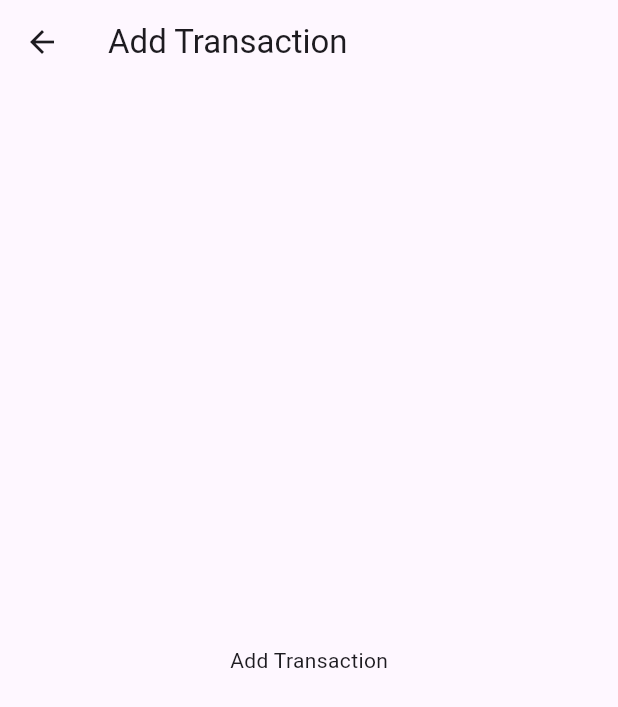
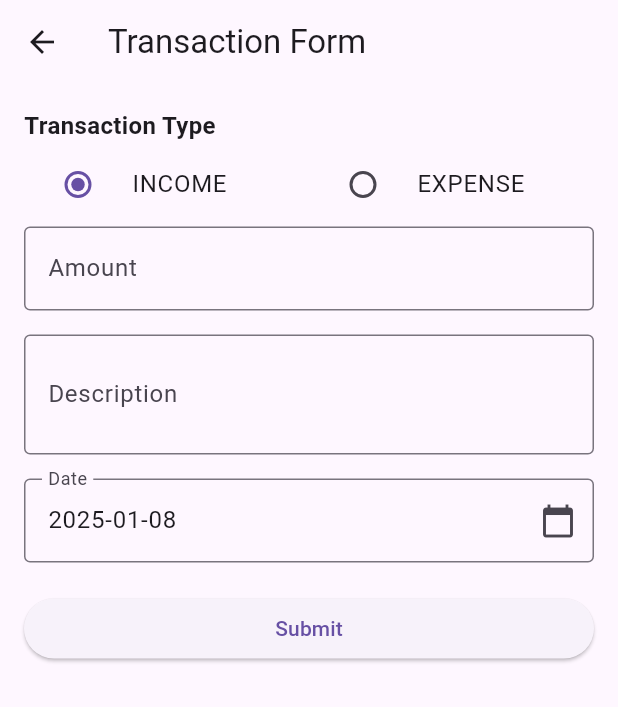
Before and after one commit to vprabhu1771/flutter_daily_income_expense_tracker, a Flutter app: the TransactionFormScreen screen opened directly, on a phone screen of 412 x 824 dp. Shown: the top 707 px of the screen. Run offline on Flutter 3.47's test engine with Material 3 defaults, Android fonts, the phone set to English and light mode, and no system bars; network calls fail.

Commit message:
Add Transaction UI added

```diff
--- a/lib/screens/TransactionFormScreen.dart
+++ b/lib/screens/TransactionFormScreen.dart
@@ -1,4 +1,5 @@
 import 'package:flutter/material.dart';
+import 'package:intl/intl.dart';
 
 class TransactionFormScreen extends StatefulWidget {
 
@@ -11,14 +12,142 @@ class TransactionFormScreen extends StatefulWidget {
 }
 
 class _TransactionFormScreenState extends State<TransactionFormScreen> {
+
+  final _formKey = GlobalKey<FormState>();
+  String _transactionType = 'INCOME';
+  String _description = '';
+  double? _amount;
+  DateTime _selectedDate = DateTime.now();
+
+  void _submitForm() {
+    if (_formKey.currentState!.validate()) {
+      _formKey.currentState!.save();
+      // Handle submission logic here
+      print('Transaction Type: $_transactionType');
+      print('Amount: $_amount');
+      print('Description: $_description');
+      print('Date: ${DateFormat('yyyy-MM-dd').format(_selectedDate)}');
+
+      // Reset form or navigate
+
+    }
+  }
+
+  void _pickDate() async {
+    final pickedDate = await showDatePicker(
+      context: context,
+      initialDate: _selectedDate,
+      firstDate: DateTime(2000),
+      lastDate: DateTime(2100),
+    );
+    if (pickedDate != null && pickedDate != _selectedDate) {
+      setState(() {
+        _selectedDate = pickedDate;
+      });
+    }
+  }
+
   @override
   Widget build(BuildContext context) {
     return Scaffold(
       appBar: AppBar(
-        title: Text(widget.title),
+        title: Text('Transaction Form'),
       ),
-      body: Center(
-        child: Text(widget.title),
+      body: Padding(
+        padding: const EdgeInsets.all(16.0),
+        child: Form(
+          key: _formKey,
+          child: ListView(
+            children: [
+              Text(
+                'Transaction Type',
+                style: TextStyle(fontSize: 16, fontWeight: FontWeight.bold),
+              ),
+              Row(
+                children: [
+                  Expanded(
+                    child: RadioListTile(
+                      title: Text('INCOME'),
+                      value: 'INCOME',
+                      groupValue: _transactionType,
+                      onChanged: (value) {
+                        setState(() {
+                          _transactionType = value!;
+                        });
+                      },
+                    ),
+                  ),
+                  Expanded(
+                    child: RadioListTile(
+                      title: Text('EXPENSE'),
+                      value: 'EXPENSE',
+                      groupValue: _transactionType,
+                      onChanged: (value) {
+                        setState(() {
+                          _transactionType = value!;
+                        });
+                      },
+                    ),
+                  ),
+                ],
+              ),
+              TextFormField(
+                decoration: InputDecoration(
+                  labelText: 'Amount',
+                  border: OutlineInputBorder(),
+                ),
+                keyboardType: TextInputType.number,
+                validator: (value) {
+                  if (value == null || value.isEmpty) {
+                    return 'Please enter an amount';
+                  }
+                  if (double.tryParse(value) == null) {
+                    return 'Enter a valid number';
+                  }
+                  return null;
+                },
+                onSaved: (value) {
+                  _amount = double.parse(value!);
+                },
+              ),
+              SizedBox(height: 16),
+              TextFormField(
+                decoration: InputDecoration(
+                  labelText: 'Description',
+                  border: OutlineInputBorder(),
+                ),
+                maxLines: 2,
+                onSaved: (value) {
+                  _description = value ?? '';
+                },
+              ),
+              SizedBox(height: 16),
+              Row(
+                children: [
+                  Expanded(
+                    child: TextFormField(
+                      readOnly: true,
+                      decoration: InputDecoration(
+                        labelText: 'Date',
+                        border: OutlineInputBorder(),
+                        suffixIcon: Icon(Icons.calendar_today),
+                      ),
+                      controller: TextEditingController(
+                        text: DateFormat('yyyy-MM-dd').format(_selectedDate),
+                      ),
+                      onTap: _pickDate,
+                    ),
+                  ),
+                ],
+              ),
+              SizedBox(height: 20),
+              ElevatedButton(
+                onPressed: _submitForm,
+                child: Text('Submit'),
+              ),
+            ],
+          ),
+        ),
       ),
     );
   }
```
